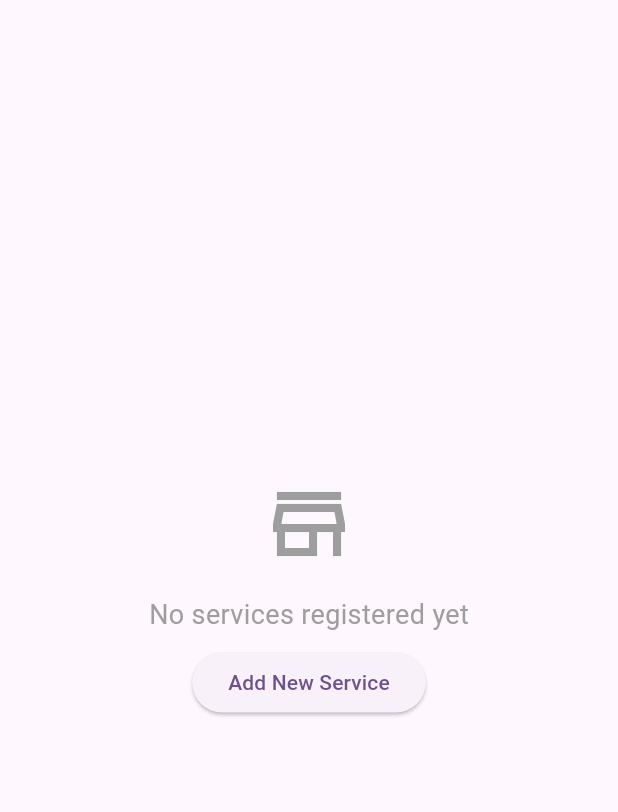
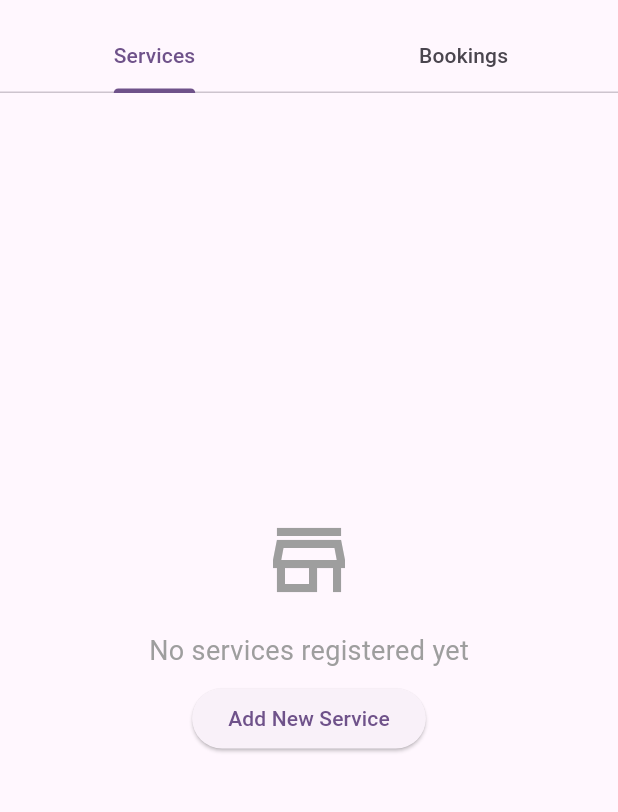
Before and after one commit to anashaslan/FestiGO, a Flutter app: the VendorHomeScreen screen opened directly, on a phone screen of 412 x 824 dp, the part 63-875 px from its top. Run offline on Flutter 3.47's test engine with Material 3 defaults, Android fonts, the phone set to English and light mode, and no system bars; our stand-ins replace cloud_firestore, firebase_auth, firebase_core; accounts and stored records are empty.

Commit message:
Add feature booking status feature. 1. Add button 'book now' in service_detail_screen.dart 2. Create new file for managing bookings. 3. Update vendor home screen to add bookings tab.

```diff
--- a/event_service_app/lib/screens/vendor_home.dart
+++ b/event_service_app/lib/screens/vendor_home.dart
@@ -3,6 +3,7 @@ import 'package:firebase_auth/firebase_auth.dart';
 import 'package:cloud_firestore/cloud_firestore.dart';
 import 'vendor_service_registration_screen.dart';
 import 'edit_service_screen.dart';
+import 'vendor_bookings_screen.dart';
 
 class VendorHomeScreen extends StatelessWidget {
   Future<void> _deleteService(String serviceId, BuildContext context) async {
@@ -23,9 +24,17 @@ class VendorHomeScreen extends StatelessWidget {
   Widget build(BuildContext context) {
     final user = FirebaseAuth.instance.currentUser;
 
-    return Scaffold(
+    return DefaultTabController(
+      length: 2,
+      child: Scaffold(
         appBar: AppBar(
           title: Text('Vendor Dashboard'),
+          bottom: TabBar(
+            tabs: [
+              Tab(text: 'Services'),
+              Tab(text: 'Bookings'),
+            ],
+          ),
           actions: [
             IconButton(
               icon: Icon(Icons.add_business),
@@ -44,7 +53,9 @@ class VendorHomeScreen extends StatelessWidget {
             ),
           ],
         ),
-      body: StreamBuilder<QuerySnapshot>(
+        body: TabBarView(
+          children: [
+            StreamBuilder<QuerySnapshot>(
               stream: FirebaseFirestore.instance
                   .collection('services')
                   .where('vendorId', isEqualTo: user?.uid)
@@ -77,7 +88,8 @@ class VendorHomeScreen extends StatelessWidget {
                             Navigator.push(
                               context,
                               MaterialPageRoute(
-                          builder: (context) => VendorServiceRegistrationScreen(),
+                                builder: (context) =>
+                                    VendorServiceRegistrationScreen(),
                               ),
                             );
                           },
@@ -119,8 +131,10 @@ class VendorHomeScreen extends StatelessWidget {
                         subtitle: Column(
                           crossAxisAlignment: CrossAxisAlignment.start,
                           children: [
-                      Text('Category: ${service['category'] ?? 'Uncategorized'}'),
-                      Text('Price: \$${service['price']?.toStringAsFixed(2) ?? '0.00'}'),
+                            Text(
+                                'Category: ${service['category'] ?? 'Uncategorized'}'),
+                            Text(
+                                'Price: \$${service['price']?.toStringAsFixed(2) ?? '0.00'}'),
                           ],
                         ),
                         isThreeLine: true,
@@ -142,7 +156,8 @@ class VendorHomeScreen extends StatelessWidget {
                             ),
                             IconButton(
                               icon: Icon(Icons.delete, color: Colors.red),
-                        onPressed: () => _deleteService(services[index].id, context),
+                              onPressed: () =>
+                                  _deleteService(services[index].id, context),
                             ),
                           ],
                         ),
@@ -152,6 +167,10 @@ class VendorHomeScreen extends StatelessWidget {
                 );
               },
             ),
+            VendorBookingsScreen(),
+          ],
+        ),
+      ),
     );
   }
 }
```
Also changed, not shown: event_service_app/lib/screens/service_detail_screen.dart (+11 -4 lines), event_service_app/lib/screens/vendor_bookings_screen.dart (added, +116 -0 lines). Lines whose indentation alone changed are shown as unchanged.
